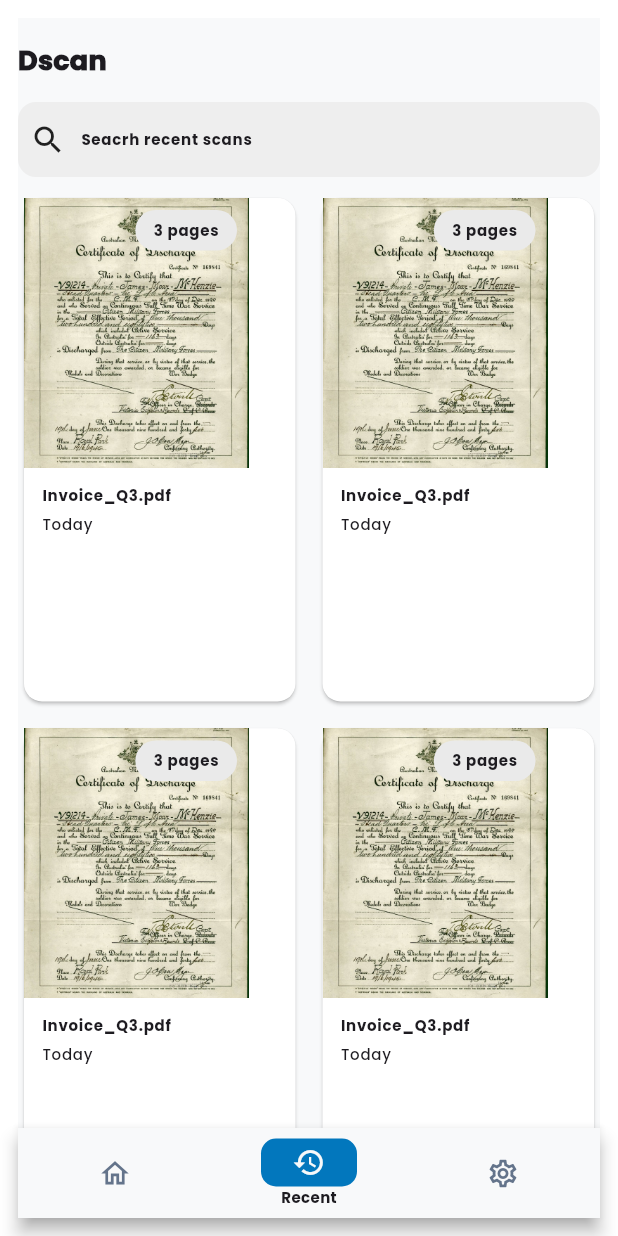
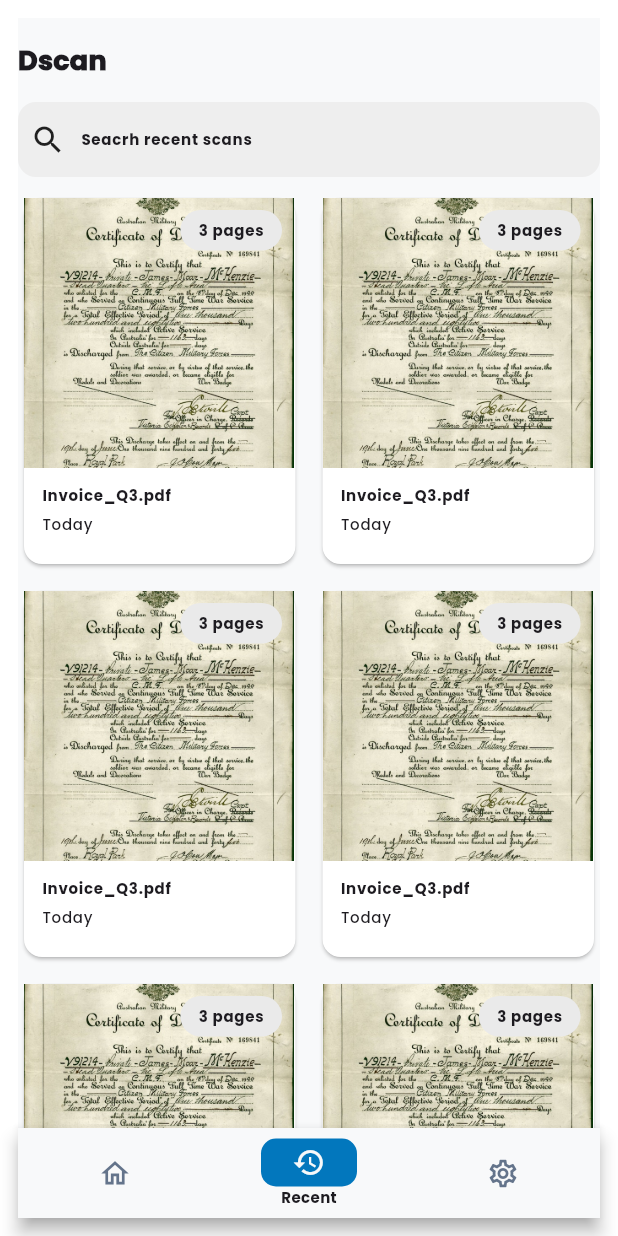
Before and after one commit to SatriaAkbarRizki/dscan, a Flutter app: the screen it shows after launch, item 2 of the bottom bar chosen, on a phone screen of 412 x 824 dp. Run offline on Flutter 3.47's test engine with Material 3 defaults, Android fonts, the phone set to English and light mode, and no system bars; our stand-ins replace flutter_riverpod, flutter_svg.

Commit message:
Update: card item scan

```diff
--- a/lib/screen/home.dart
+++ b/lib/screen/home.dart
@@ -45,11 +45,12 @@ class HomeScreen extends StatelessWidget {
             ),
             SizedBox(
               height: 250,
+
               child: ListView.builder(
                 physics: NeverScrollableScrollPhysics(),
                 itemCount: 2,
                 scrollDirection: Axis.horizontal,
-                // shrinkWrap: true,
+
                 itemBuilder: (context, index) => ItemScanGeneral(),
               ),
             ),
--- a/lib/screen/recent.dart
+++ b/lib/screen/recent.dart
@@ -25,7 +25,7 @@ class RecentScreen extends StatelessWidget {
                 crossAxisCount: 2,
                 crossAxisSpacing: 10,
                 mainAxisSpacing: 10,
-                childAspectRatio: 0.55,
+                childAspectRatio: 0.75,
               ),
               itemBuilder: (context, index) => ItemScanGeneral(),
             ),
--- a/lib/widget/general/item_scan.dart
+++ b/lib/widget/general/item_scan.dart
@@ -15,7 +15,7 @@ class ItemScanGeneral extends StatelessWidget {
               children: [
                 Container(
                   height: 180,
-                  width: 150,
+                  width: 180,
                   decoration: const BoxDecoration(
                     image: DecorationImage(
                       image: AssetImage(
```
